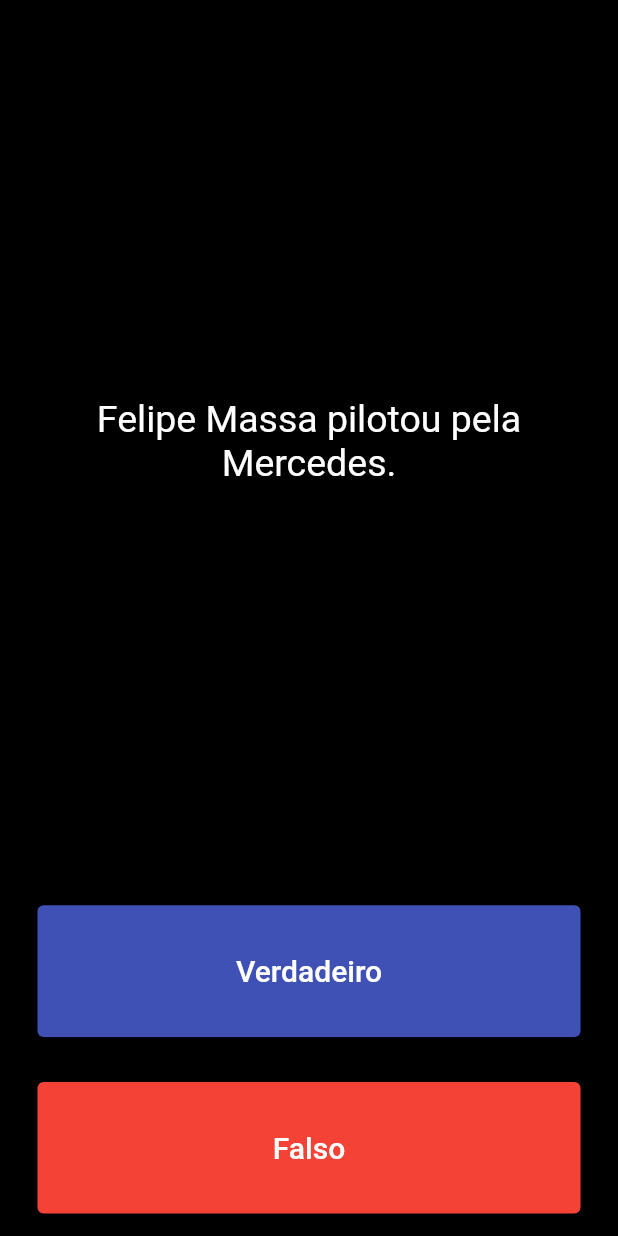
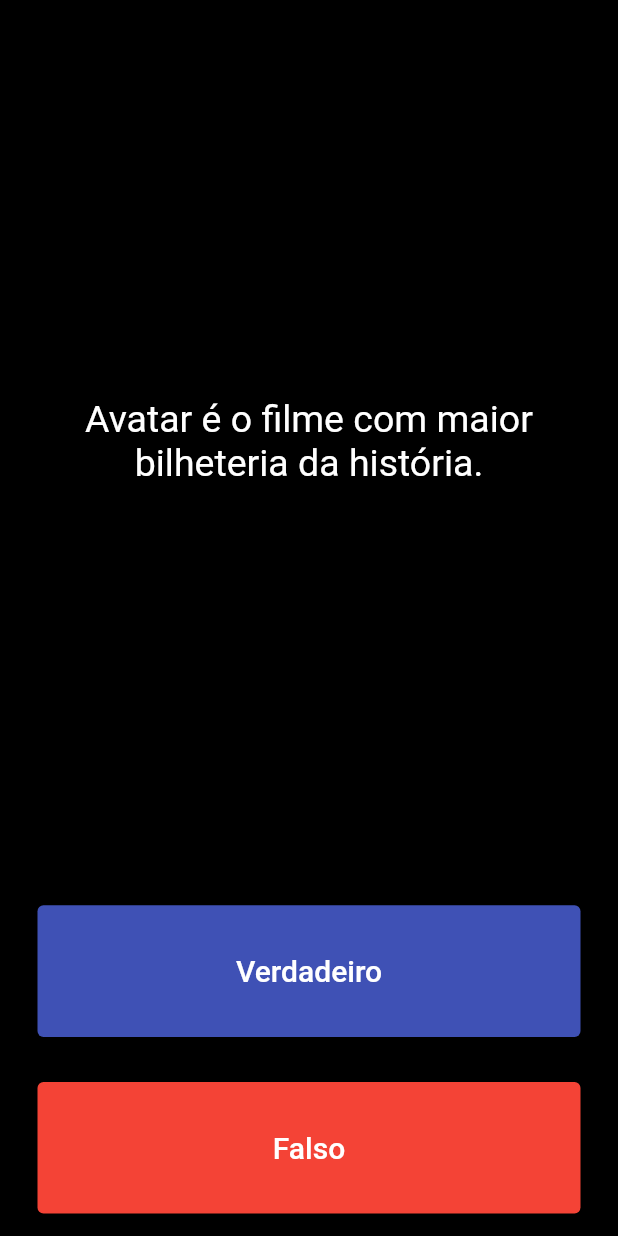
Before and after one commit to davidfffelix/Quizz, a Flutter app: the screen it shows after launch, after a tap on "Verdadeiro", after a tap on "Falso", on a phone screen of 412 x 824 dp. Run offline on Flutter 3.47's test engine with Material 2 defaults, Android fonts, the phone set to English and light mode, and no system bars.

```diff
--- a/lib/main.dart
+++ b/lib/main.dart
@@ -1,5 +1,5 @@
 import 'package:flutter/material.dart';
-import 'perguntas.dart';
+import 'pergunta.dart';
 
 void main() => runApp(Quizz());
 
@@ -30,29 +30,29 @@ class _QuizPageState extends State<QuizPage> {
 
   List<Icon> marcadorPontos = [];
 
-  List<String> perguntas = [
-    'Luxemburgo é o país mais rico do mundo.', // Verdadeiro
-    'Avatar é o filme com maior bilheteria da história.', // Verdadeiro
-    'Felipe Massa pilotou pela Mercedes.' // Falso
-  ];
-
-  List<bool> respostas = [
-    true,
-    true,
-    false,
-  ];
-
-  Pergunta p1 = Pergunta(
+  /*Pergunta p1 = Pergunta(
     questao: 'Luxemburgo é o país mais rico do mundo.', respostaDaQuestao: true,
   );
   Pergunta p2 = Pergunta(
     questao: 'Avatar é o filme com maior bilheteria da história.', respostaDaQuestao: true,
   );
+  Pergunta p3 = Pergunta(
+    questao: 'Felipe Massa pilotou pela Mercedes.', respostaDaQuestao: false,
+  );
+   */
+
+  List<Pergunta> bancoDePerguntas = [
+    Pergunta(questao: 'Felipe Massa pilotou pela Mercedes.', respostaDaQuestao: false,), // 1° objeto
+    Pergunta(questao: 'Luxemburgo é o país mais rico do mundo.', respostaDaQuestao: true,), // 2° objeto
+    Pergunta(questao: 'Avatar é o filme com maior bilheteria da história.', respostaDaQuestao: true,), // 3° objeto
+  ];
 
   int numeroDaQuestaoAtual = 0;
 
   @override
   Widget build(BuildContext context) {
+
+
     return Column(
       mainAxisAlignment: MainAxisAlignment.spaceBetween,
       crossAxisAlignment: CrossAxisAlignment.stretch,
@@ -63,7 +63,7 @@ class _QuizPageState extends State<QuizPage> {
             padding: EdgeInsets.all(10),
             child: Center(
               child: Text(
-                perguntas[numeroDaQuestaoAtual],
+                bancoDePerguntas[numeroDaQuestaoAtual].questao,
                 textAlign: TextAlign.center,
                 style: TextStyle(
                   color: Colors.white,
@@ -88,7 +88,7 @@ class _QuizPageState extends State<QuizPage> {
                 ),
               ),
               onPressed: () {
-                bool respostaCerta = respostas[numeroDaQuestaoAtual];
+                bool respostaCerta = bancoDePerguntas[numeroDaQuestaoAtual].respostaDaQuestao;
 
                 if(respostaCerta == true){
                   print('Resposta Certa!');
@@ -118,7 +118,7 @@ class _QuizPageState extends State<QuizPage> {
                 ),
               ),
               onPressed: () {
-                bool respostaCerta = respostas[numeroDaQuestaoAtual];
+                bool respostaCerta = bancoDePerguntas[numeroDaQuestaoAtual].respostaDaQuestao;
 
                 if(respostaCerta == false){
                   print('Resposta Certa!');
```
